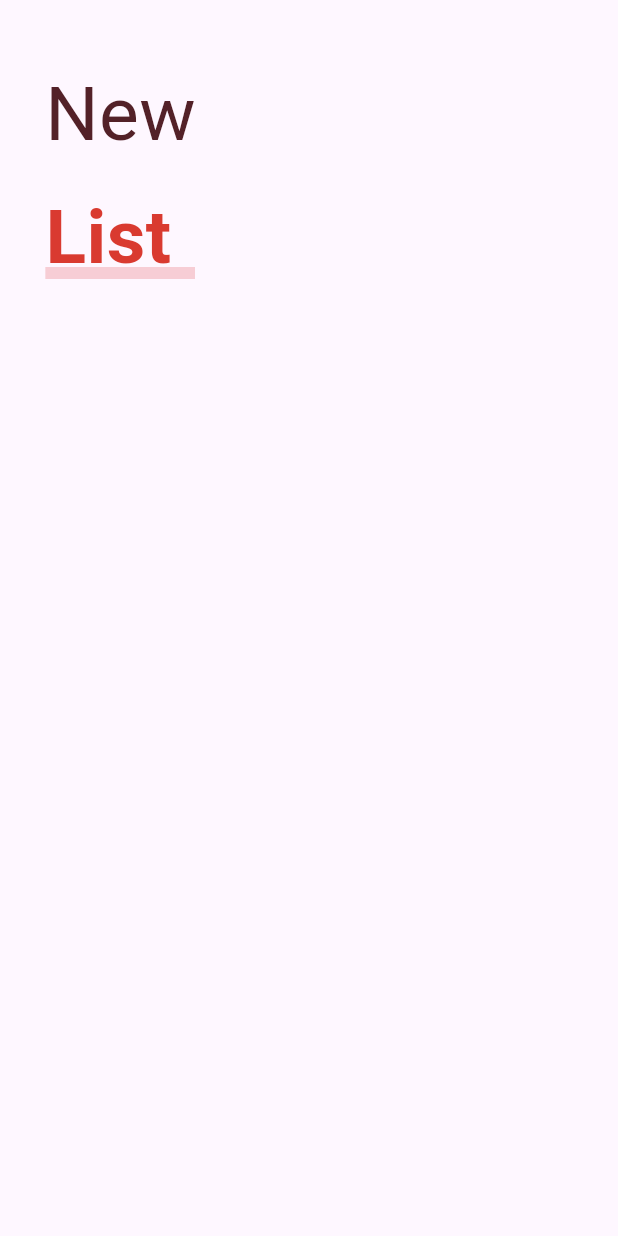
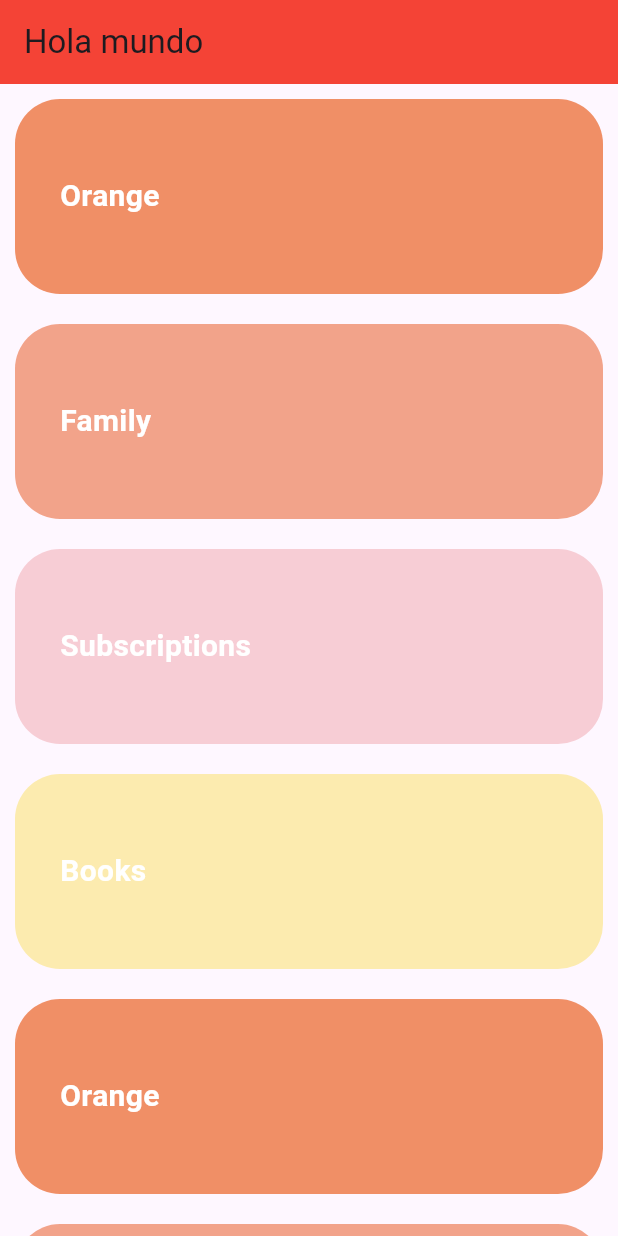
Before and after one commit to Flutter-Course-Sergio/designsApp, a Flutter app: the screen it shows after launch, on a phone screen of 412 x 824 dp. Run offline on Flutter 3.47's test engine with Material 3 defaults, Android fonts, the light colour scheme and no system bars; our stand-ins replace animate_do, flutter_svg, font_awesome_flutter.

Commit message:
custom scroll view

```diff
--- a/lib/src/pages/sliverlist_page.dart
+++ b/lib/src/pages/sliverlist_page.dart
@@ -5,7 +5,44 @@ class SliverlistPage extends StatelessWidget {
 
   @override
   Widget build(BuildContext context) {
-    return const Scaffold(body: _Title());
+    return Scaffold(body: _MainScroll());
+  }
+}
+
+class _MainScroll extends StatelessWidget {
+  final items = [
+    const _TodoItem(text: 'Orange', color: Color(0xffF08F66)),
+    const _TodoItem(text: 'Family', color: Color(0xffF2A38A)),
+    const _TodoItem(text: 'Subscriptions', color: Color(0xffF7CDD5)),
+    const _TodoItem(text: 'Books', color: Color(0xffFCEBAF)),
+    const _TodoItem(text: 'Orange', color: Color(0xffF08F66)),
+    const _TodoItem(text: 'Family', color: Color(0xffF2A38A)),
+    const _TodoItem(text: 'Subscriptions', color: Color(0xffF7CDD5)),
+    const _TodoItem(text: 'Books', color: Color(0xffFCEBAF)),
+    const _TodoItem(text: 'Orange', color: Color(0xffF08F66)),
+    const _TodoItem(text: 'Family', color: Color(0xffF2A38A)),
+    const _TodoItem(text: 'Subscriptions', color: Color(0xffF7CDD5)),
+    const _TodoItem(text: 'Books', color: Color(0xffFCEBAF)),
+    const _TodoItem(text: 'Orange', color: Color(0xffF08F66)),
+    const _TodoItem(text: 'Family', color: Color(0xffF2A38A)),
+    const _TodoItem(text: 'Subscriptions', color: Color(0xffF7CDD5)),
+    const _TodoItem(text: 'Books', color: Color(0xffFCEBAF)),
+  ];
+
+  _MainScroll({super.key});
+
+  @override
+  Widget build(BuildContext context) {
+    return CustomScrollView(
+      slivers: [
+        SliverAppBar(
+          floating: true,
+          backgroundColor: Colors.red,
+          title: Text('Hola mundo'),
+        ),
+        SliverList(delegate: SliverChildListDelegate(items))
+      ],
+    );
   }
 }
 
@@ -25,7 +62,6 @@ class _Title extends StatelessWidget {
           ),
         ),
         Stack(
-
           children: [
             const SizedBox(width: 100),
             Positioned(
@@ -55,13 +91,27 @@ class _TodoList extends StatelessWidget {
 
   @override
   Widget build(BuildContext context) {
+    final items = [
+      const _TodoItem(text: 'Orange', color: Color(0xffF08F66)),
+      const _TodoItem(text: 'Family', color: Color(0xffF2A38A)),
+      const _TodoItem(text: 'Subscriptions', color: Color(0xffF7CDD5)),
+      const _TodoItem(text: 'Books', color: Color(0xffFCEBAF)),
+      const _TodoItem(text: 'Orange', color: Color(0xffF08F66)),
+      const _TodoItem(text: 'Family', color: Color(0xffF2A38A)),
+      const _TodoItem(text: 'Subscriptions', color: Color(0xffF7CDD5)),
+      const _TodoItem(text: 'Books', color: Color(0xffFCEBAF)),
+    ];
+
     return ListView.builder(
-        itemCount: 20, itemBuilder: (context, index) => const _TodoItem());
+        itemCount: items.length, itemBuilder: (context, index) => items[index]);
   }
 }
 
 class _TodoItem extends StatelessWidget {
-  const _TodoItem();
+  final String text;
+  final Color color;
+
+  const _TodoItem({required this.text, required this.color});
 
   @override
   Widget build(BuildContext context) {
@@ -70,11 +120,11 @@ class _TodoItem extends StatelessWidget {
       padding: const EdgeInsets.all(30),
       height: 130,
       margin: const EdgeInsets.all(10),
-      decoration: BoxDecoration(
-          color: Colors.greenAccent, borderRadius: BorderRadius.circular(30)),
-      child: const Text(
-        'Orange',
-        style: TextStyle(
+      decoration:
+          BoxDecoration(color: color, borderRadius: BorderRadius.circular(30)),
+      child: Text(
+        text,
+        style: const TextStyle(
             color: Colors.white, fontWeight: FontWeight.bold, fontSize: 20),
       ),
     );
```
